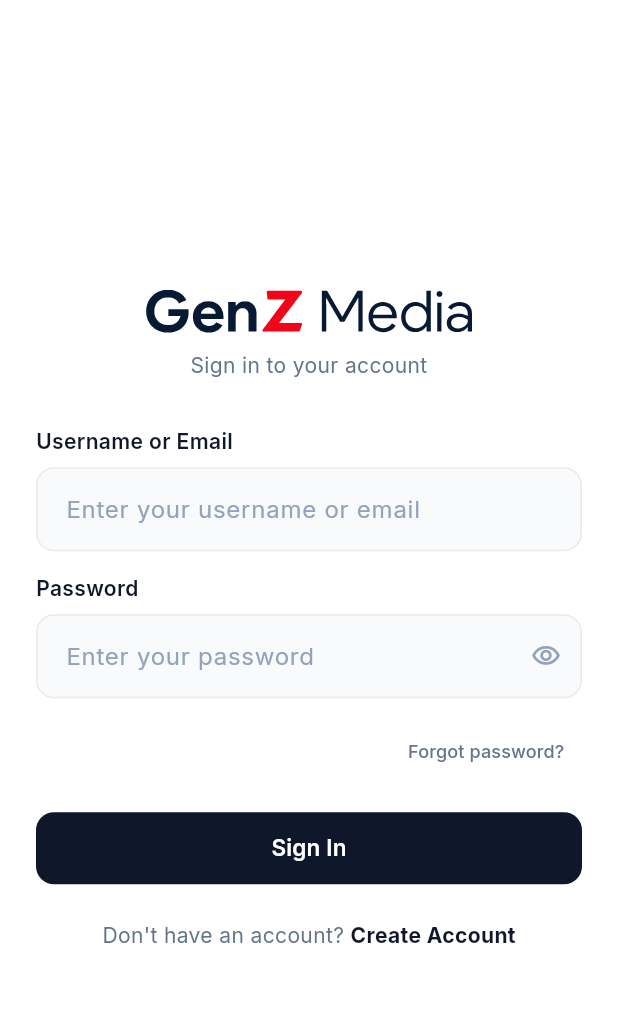
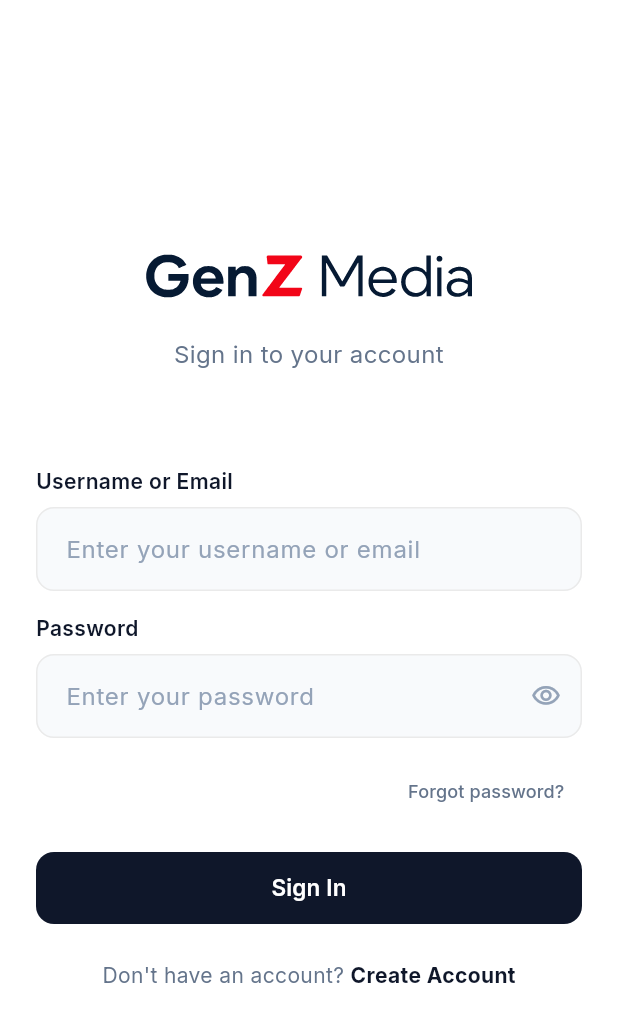
Before and after one commit to tol-san/genzmedi-client, a Flutter app: the screen it shows after launch, on a phone screen of 412 x 824 dp. Shown: the top 1022 px of the screen. Run offline on Flutter 3.47's test engine with Material 3 defaults, Android fonts, the light colour scheme and no system bars; our stand-ins replace cached_network_image, dio, equatable, flutter_riverpod, flutter_secure_storage, flutter_svg and 4 more.

```diff
--- a/lib/features/auth/presentation/screens/login_screen.dart
+++ b/lib/features/auth/presentation/screens/login_screen.dart
@@ -75,18 +75,18 @@ class _LoginScreenState extends ConsumerState<LoginScreen> {
               children: [
                 // Minimal Logo Wordmark
                 const Center(
-                  child: AppLogo.wordmark(width: 220, height: 34),
+                  child: AppLogo.wordmark(width: 220, height: 40),
                 ),
-                const SizedBox(height: AppSpacing.space8),
+                const SizedBox(height: AppSpacing.space20),
                 Text(
                   'Sign in to your account',
                   textAlign: TextAlign.center,
                   style: AppTypography.body.copyWith(
                     color: isDark ? AppColors.textSecondaryDark : AppColors.textSecondaryLight,
-                    fontSize: 14,
+                    fontSize: 16,
                   ),
                 ),
-                const SizedBox(height: AppSpacing.space32),
+                const SizedBox(height: AppSpacing.space64),
 
                 // Error Message Banner
                 if (_errorMessage != null) ...[
```
